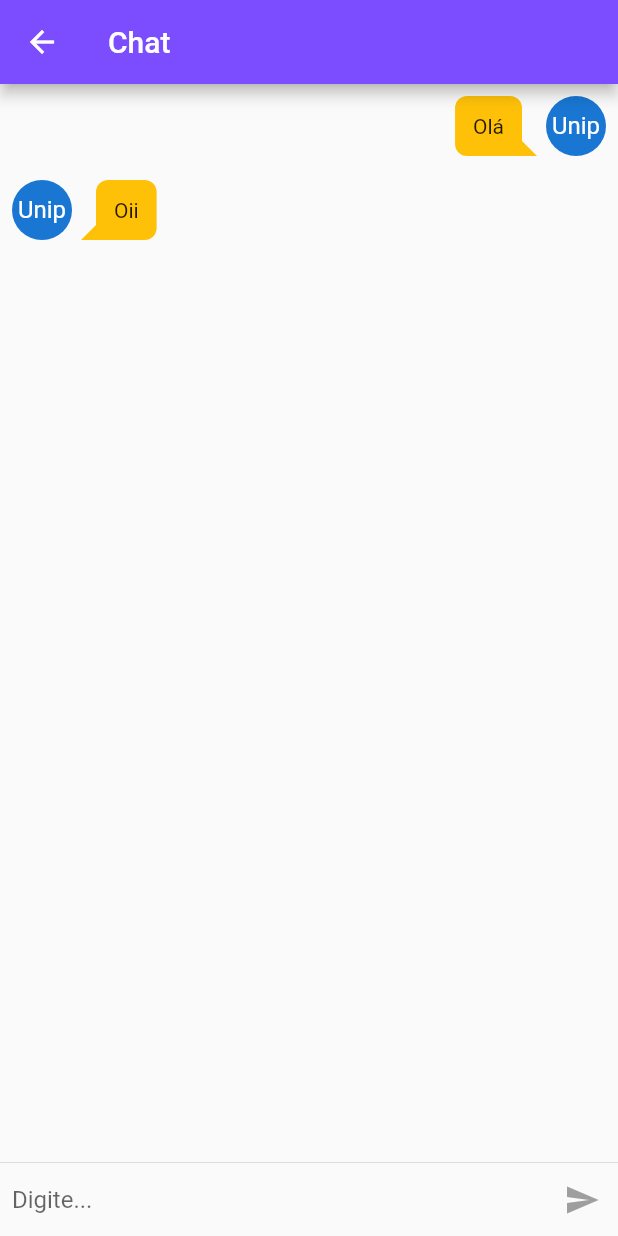
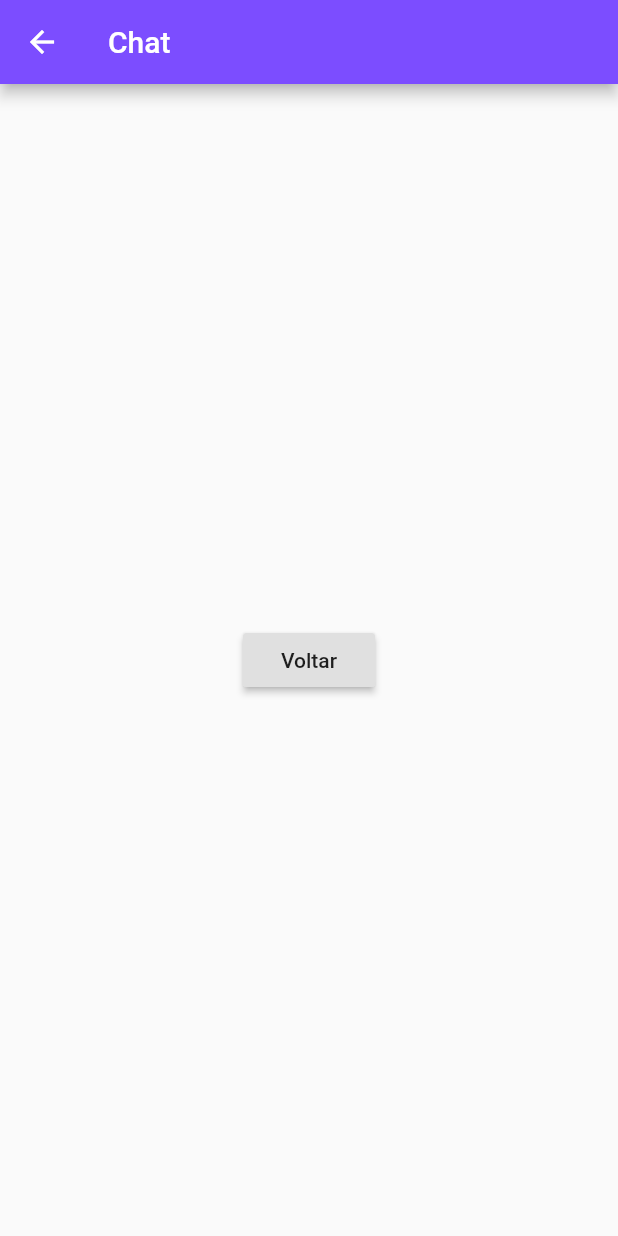
Before and after one commit to bkpaulera/SOA-2019, a Flutter app: the Chat screen opened directly, on a phone screen of 412 x 824 dp. Run offline on Flutter 3.47's test engine with Material 2 defaults, Android fonts, the phone set to English and light mode, and no system bars; missing offline and left inert: observable_ish; network calls fail.

Commit message:
Revert "Layout Tela de Chat"
This reverts commit e0fe291c2907bde404bc1ce24770d1b4406512c2.

```diff
--- a/soa_app/lib/ui/chat/chat.dart
+++ b/soa_app/lib/ui/chat/chat.dart
@@ -7,191 +7,19 @@ class Chat extends StatefulWidget {
 }
 
 class _ChatState extends State<Chat> {
-  List<String> _messages;
-
-  TextEditingController textEditingController;
-  ScrollController scrollController;
-
-  bool enableButton = false;
-
-  void initState() {
-    _messages = List<String>();
-
-    _messages.add("Olá");
-    _messages.add("Oii");
-
-    textEditingController = TextEditingController();
-
-    scrollController = ScrollController();
-
-    super.initState();
-  }
-
-  void handleSendMessage() {
-    var text = textEditingController.value.text;
-    textEditingController.clear();
-    setState(() {
-      _messages.add(text);
-      enableButton = false;
-    });
-
-    Future.delayed(Duration(milliseconds: 100), () {
-      scrollController.animateTo(scrollController.position.maxScrollExtent,
-          curve: Curves.ease, duration: Duration(milliseconds: 500));
-    });
-  }
-
   @override
-  Widget build(BuildContext context) {var textInput = Row(
-      children: <Widget>[
-        Expanded(
-          child: Padding(
-            padding: const EdgeInsets.only(left: 8.0),
-            child: TextField(
-              onChanged: (text) {
-                setState(() {
-                  enableButton = text.isNotEmpty;
-                });
-              },
-              decoration: InputDecoration.collapsed(
-                hintText: "Digite...",
-              ),
-              controller: textEditingController,
-            ),
+  Widget build(BuildContext context) {
+    return Scaffold(
+      appBar: AppBar(
+        title: Text("Chat"),
+        backgroundColor: Colors.deepPurpleAccent,),
+        body: Center(
+          child: RaisedButton(onPressed: () {
+            Navigator.pop(context);
+          },
+            child: Text('Voltar'),
           ),
         ),
-        enableButton
-            ? IconButton(
-                color: Theme.of(context).primaryColor,
-                icon: Icon(
-                  Icons.send,
-                ),
-                disabledColor: Colors.grey,
-                onPressed: handleSendMessage,
-              )
-            : IconButton(
-                color: Colors.blue,
-                icon: Icon(
-                  Icons.send,
-                ),
-                disabledColor: Colors.grey,
-                onPressed: null,
-              )
-      ],
-    );
-
-    return Scaffold(
-      resizeToAvoidBottomPadding: true,
-      appBar: AppBar(
-        title: Text("Chat"),
-        backgroundColor: Colors.deepPurpleAccent,
-      ),
-      body: Column(
-        children: <Widget>[
-          Expanded(
-            child: ListView.builder(
-              controller: scrollController,
-              itemCount: _messages.length,
-              itemBuilder: (context, index) {
-                bool reverse = false;
-
-                if (index % 2 == 0) {
-                  reverse = true;
-                }
-
-                var avatar = Padding(
-                  padding:
-                      const EdgeInsets.only(left: 8.0, bottom: 8.0, right: 8.0),
-                  child: CircleAvatar(
-                    child: Text("Unip")
-                  ),
-                );
-
-                var triangle = CustomPaint(
-                  painter: Triangle(),
-                );
-
-                var messagebody = DecoratedBox(
-                  decoration: BoxDecoration(
-                    color: Colors.amber,
-                    borderRadius: BorderRadius.circular(8.0),
-                  ),
-                  child: Align(
-                    alignment: Alignment.centerLeft,
-                    child: Padding(
-                      padding: const EdgeInsets.all(12.0),
-                      child: Text(_messages[index]),
-                    ),
-                  ),
-                );
-
-                Widget message;
-
-                if (reverse) {
-                  message = Stack(
-                    children: <Widget>[
-                      messagebody,
-                      Positioned(right: 0, bottom: 0, child: triangle),
-                    ],
-                  );
-                } else {
-                  message = Stack(
-                    children: <Widget>[
-                      Positioned(left: 0, bottom: 0, child: triangle),
-                      messagebody,
-                    ],
-                  );
-                }
-
-                if (reverse) {
-                  return Row(
-                    mainAxisAlignment: MainAxisAlignment.end,
-                    crossAxisAlignment: CrossAxisAlignment.end,
-                    children: <Widget>[
-                      Padding(
-                        padding: const EdgeInsets.all(8.0),
-                        child: message,
-                      ),
-                      avatar,
-                    ],
-                  );
-                } else {
-                  return Row(
-                    crossAxisAlignment: CrossAxisAlignment.end,
-                    children: <Widget>[
-                      avatar,
-                      Padding(
-                        padding: const EdgeInsets.all(8.0),
-                        child: message,
-                      ),
-                    ],
-                  );
-                }
-              },
-            ),
-          ),
-          Divider(height: 2.0),
-          textInput
-        ],
-      ),
     );
   }
 }
-
-class Triangle extends CustomPainter {
-  @override
-  void paint(Canvas canvas, Size size) {
-    var paint = Paint()..color = Colors.amber;
-
-    var path = Path();
-    path.lineTo(10, 0);
-    path.lineTo(0, -10);
-    path.lineTo(-10, 0);
-    canvas.drawPath(path, paint);
-  }
-
-  @override
-  bool shouldRepaint(CustomPainter oldDelegate) {
-    return true;
-  }
-}
--- a/soa_app/lib/ui/login.dart
+++ b/soa_app/lib/ui/login.dart
@@ -2,7 +2,6 @@
 import 'package:flutter/material.dart';
 import 'package:soa_app/main.dart';
 import 'package:soa_app/routes/routes_path.dart';
-import 'package:soa_app/ui/search/create_card.dart';
 
 class Login extends StatefulWidget {
   @override
@@ -21,8 +20,7 @@ class _LoginState extends State<Login> {
         leading: IconButton(
           icon: Icon(Icons.arrow_back_ios),
           onPressed: (){
-            //Navigator.of(context).pushNamed(HomeMainView);
-            CreateCard();
+            Navigator.of(context).pushNamed(HomeMainView);
             },
           ),
         ),
--- a/soa_app/lib/ui/search/create_card.dart
+++ b/soa_app/lib/ui/search/create_card.dart
@@ -1,8 +1,8 @@
 import 'package:flutter/material.dart';
 
-//import 'package:observable_ish/observable_ish.dart';
+import 'package:observable_ish/observable_ish.dart';
 
-//final rxStrings = RxValue<String>();
+final rxStrings = RxValue<String>();
 
 bool _userEdited =false;
 String _choiceDrop = null;
@@ -40,8 +40,7 @@ class _CreateCardState extends State<CreateCard> {
 
                   Padding(
                     padding: const EdgeInsets.all(10.0),
-                    //child: Text(rxStrings.value.toString(),style: TextStyle(fontSize: 25.0),),
-                    child: Text('Alguma coisa deveria aparecer aqui"'),
+                    child: Text(rxStrings.value.toString(),style: TextStyle(fontSize: 25.0),),
                   ),
 
                   DropdownButton(
@@ -56,7 +55,7 @@ class _CreateCardState extends State<CreateCard> {
                       .toList(), onChanged: (String value) {
                         _choiceDrop=value;
                         setState(() {
-                          //rxStrings.value=value;
+                          rxStrings.value=value;
                         });
                       },
                   ),
--- a/soa_app/lib/ui/search/search.dart
+++ b/soa_app/lib/ui/search/search.dart
@@ -29,10 +29,9 @@ class _SearchState extends State<Search> {
           backgroundColor: Colors.white,
           floatingActionButton: FloatingActionButton(
             onPressed: (){
-              Navigator.pop(context);
-              //Navigator.of(context).pushNamed(CreateCardView);
+              Navigator.of(context).pushNamed(CreateCardView);
             },
-            child: Icon(Icons.backspace),
+            child: Icon(Icons.add),
             backgroundColor: Colors.deepPurpleAccent,
           ),
           body:
```
